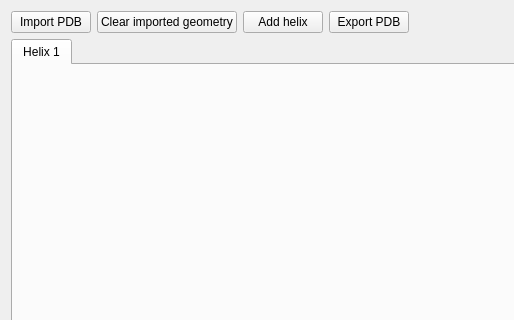
First picture: the form in source/src/ui/apps/pilot/vmullig/bundle_gui/mainwindow.ui, repository RosettaCommons/rosetta, before the edit; both pictures show x 0 to 514 and y 0 to 320 of the 1274 by 863 pixel window.
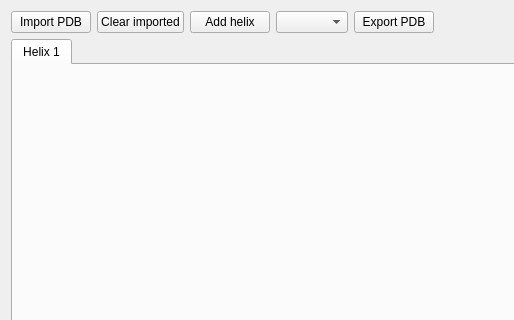
Second picture: the form after the edit.

Commit message:
Merge pull request #2428 from RosettaCommons/vmullig/ui/bundle_gui
Adding support for presets to bundle_gui in anticipation of PreRosettaCon demo

This pull request adds:
- antiparallel beta-barrel preset
- three-helix bundle preset
- support for non-canonical helices (e.g. beta-amino acid 14-helices)

Old repository SHA1: 0e36164e92c4dbad6fa281097dc6f980e386d3a1

What changed in the file:
```diff
--- a/source/src/ui/apps/pilot/vmullig/bundle_gui/mainwindow.ui
+++ b/source/src/ui/apps/pilot/vmullig/bundle_gui/mainwindow.ui
@@ -22,7 +22,7 @@
   <widget class="QWidget" name="centralWidget">
    <layout class="QHBoxLayout" name="horizontalLayout" stretch="4,5,0">
     <item>
-     <layout class="QVBoxLayout" name="verticalLayout_2" stretch="3,0">
+     <layout class="QVBoxLayout" name="verticalLayout_2" stretch="4,0">
       <property name="topMargin">
        <number>0</number>
       </property>
@@ -61,7 +61,7 @@
           <item>
            <widget class="QPushButton" name="clearimported_button">
             <property name="text">
-             <string>Clear imported geometry</string>
+             <string>Clear imported</string>
             </property>
            </widget>
           </item>
@@ -72,6 +72,9 @@
             </property>
            </widget>
           </item>
+          <item>
+           <widget class="QComboBox" name="presets_comboBox"/>
+          </item>
           <item>
            <widget class="QPushButton" name="pushButton">
             <property name="enabled">
```
The commit also changes 7 other files.
